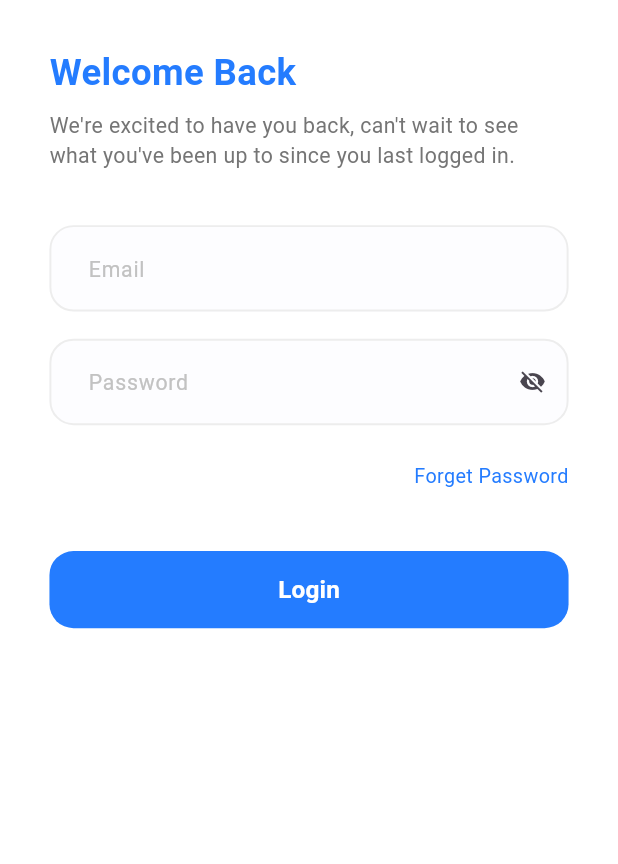
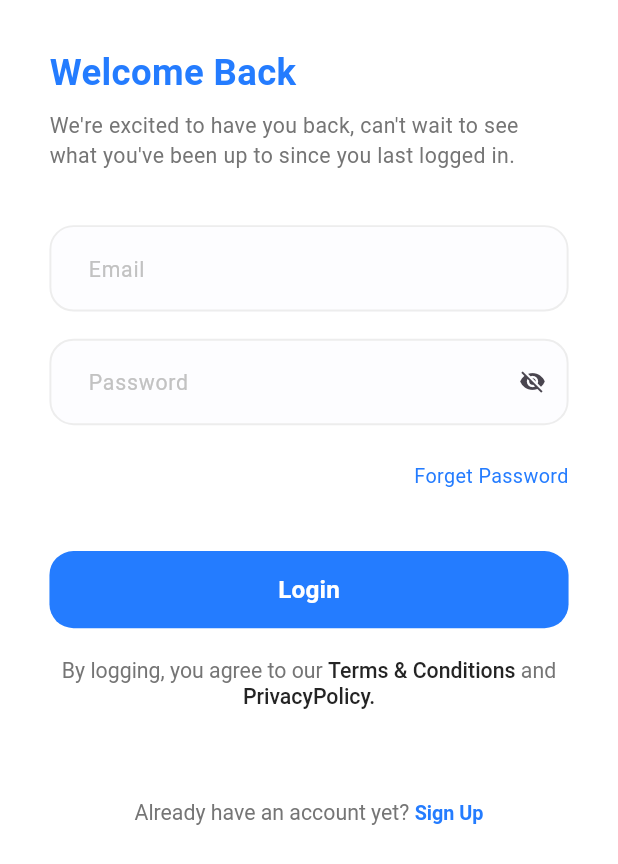
Before and after one commit to MiralDalayka/aloosra_clinic, a Flutter app: the screen it shows after launch, after a tap on "Get Started", on a phone screen of 412 x 824 dp. Shown: the top 864 px of the screen. Run offline on Flutter 3.47's test engine with Material 3 defaults, Android fonts, the phone set to English and light mode, and no system bars; our stand-ins replace flutter_screenutil, flutter_svg.

Commit message:
Updating and complete  Login screen 1.add Terms And Conditions Text 2.add Already Have An Account Text 3. add styles

```diff
--- a/lib/core/theming/style.dart
+++ b/lib/core/theming/style.dart
@@ -33,6 +33,12 @@ class TextStyles{
   static TextStyle font13BlueRegular = TextStyle(
       fontSize: 13.sp,
       fontWeight:  FontWeightHelper.regular,
+      color: ColorManager.primaryBlue
+
+  );
+  static TextStyle font13BlueSemiBold = TextStyle(
+      fontSize: 13.sp,
+      fontWeight:  FontWeightHelper.semiBold,
       color: ColorManager.primaryBlue
 
   );
--- a/lib/doc_app.dart
+++ b/lib/doc_app.dart
@@ -1,6 +1,5 @@
 // clint app file
 import 'package:aloosra_clinic/core/routing/app_route.dart';
-import 'package:aloosra_clinic/features/on_boarding/on_boarding_screen.dart';
 import 'package:flutter/material.dart';
 import 'package:flutter_screenutil/flutter_screenutil.dart';
 
--- a/lib/features/login/ui/login_screen.dart
+++ b/lib/features/login/ui/login_screen.dart
@@ -78,11 +78,14 @@ class _LoginScreenState extends State<LoginScreen> {
                   verticalPadding: 14,
                   textStyle: TextStyles.font16WhiteSemiBold,
                   onPressed: () {
-
-                    context.pushReplacementNamed(
+                    context.pushNamed(
                         routeName: ''); //todo change the router name
                   },
                 ),
+                verticalSpace(16),
+                const TermsAndConditionsText(),
+                verticalSpace(60),
+                const AlreadyHaveAnAccountText()
               ],
             ),
           ),
--- /dev/null
+++ b/lib/features/login/ui/widgets/already_have_an_account_text.dart
@@ -0,0 +1,27 @@
+import 'package:flutter/material.dart';
+
+import '../../../../core/theming/style.dart';
+
+class AlreadyHaveAnAccountText extends StatelessWidget {
+  const AlreadyHaveAnAccountText({super.key});
+
+  @override
+  Widget build(BuildContext context) {
+    return                 Align(
+      alignment: Alignment.center,
+      child: RichText(
+        textAlign: TextAlign.center,
+        text: TextSpan(
+            text: "Already have an account yet? ",
+            style: TextStyles.font14GreyRegular,
+            children: <TextSpan>[
+              TextSpan(
+                text: "Sign Up",
+                style: TextStyles.font13BlueSemiBold,
+              ),
+
+            ]),
+      ),
+    );
+  }
+}
--- /dev/null
+++ b/lib/features/login/ui/widgets/terms_and_conditions_text.dart
@@ -0,0 +1,28 @@
+import 'package:flutter/material.dart';
+
+import '../../../../core/theming/style.dart';
+
+class TermsAndConditionsText extends StatelessWidget {
+  const TermsAndConditionsText({super.key});
+
+  @override
+  Widget build(BuildContext context) {
+    return    RichText(
+      textAlign: TextAlign.center,
+      text: TextSpan(
+          text: "By logging, you agree to our ",
+          style: TextStyles.font14GreyRegular,
+          children: <TextSpan>[
+            TextSpan(
+              text: "Terms & Conditions ",
+              style: TextStyles.font14DarkBlueMedium,
+            ),
+             TextSpan(text: "and ", style: TextStyles.font14GreyRegular.copyWith(height: 1.5),),
+            TextSpan(
+              text: "PrivacyPolicy.",
+              style: TextStyles.font14DarkBlueMedium,
+            ),
+          ]),
+    );
+  }
+}
--- a/lib/features/login/ui/widgets/welcome_header_login_page.dart
+++ /dev/null
@@ -1,10 +0,0 @@
-import 'package:flutter/material.dart';
-
-class WelcomeHeaderLogInPage extends StatelessWidget {
-  const WelcomeHeaderLogInPage({super.key});
-
-  @override
-  Widget build(BuildContext context) {
-    return const Placeholder();
-  }
-}
--- a/lib/features/login/ui/widgets/widgets.dart
+++ b/lib/features/login/ui/widgets/widgets.dart
@@ -1 +1,2 @@
-export 'welcome_header_login_page.dart';
+export 'already_have_an_account_text.dart';
+export 'terms_and_conditions_text.dart';
--- a/lib/features/on_boarding/on_boarding_screen.dart
+++ b/lib/features/on_boarding/on_boarding_screen.dart
@@ -3,7 +3,6 @@ import 'package:aloosra_clinic/core/widgets/app_text_button.dart';
 import 'package:flutter/material.dart';
 import 'package:flutter_screenutil/flutter_screenutil.dart';
 
-import '../../core/routing/app_route.dart';
 import '../../core/routing/routes.dart';
 import 'widgets/widgets.dart';
 
```
Also changed, not shown: 1 other file.
